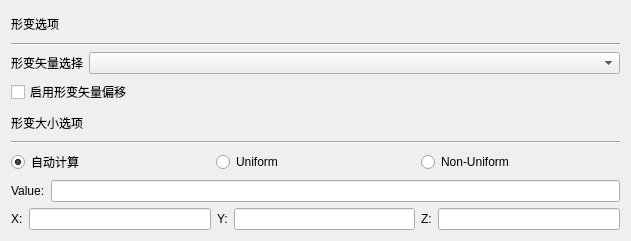
Old version of the form Qt/Resources/UI/Deformation.ui in the repository hu-shuhan/editOpeniGame.
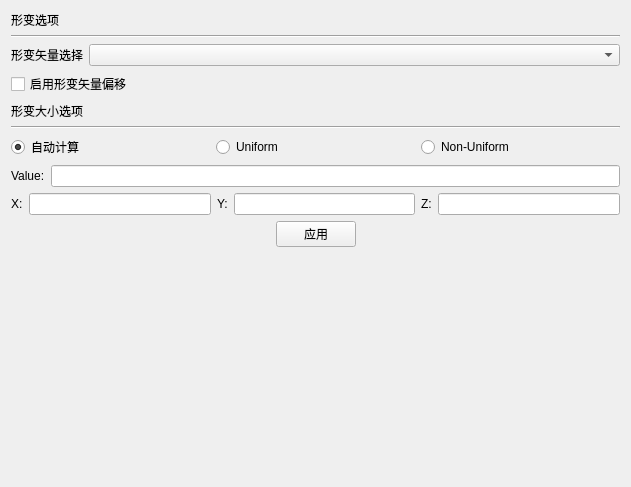
New version of the form.

Patch:
```diff
--- a/Qt/Resources/UI/Deformation.ui
+++ b/Qt/Resources/UI/Deformation.ui
@@ -7,13 +7,13 @@
     <x>0</x>
     <y>0</y>
     <width>631</width>
-    <height>241</height>
+    <height>487</height>
    </rect>
   </property>
   <property name="windowTitle">
    <string>Form</string>
   </property>
-  <layout class="QVBoxLayout" name="verticalLayout" stretch="0,0,1,0,0,0,0,1,1">
+  <layout class="QVBoxLayout" name="verticalLayout" stretch="0,0,0,0,0,0,0,0,0,0,1">
    <item>
     <widget class="QLabel" name="ScaleLabel">
      <property name="text">
@@ -106,7 +106,7 @@
     </layout>
    </item>
    <item>
-    <layout class="QHBoxLayout" name="horizontalLayout_nonuniform" stretch="0,1,0,1,0,1">
+    <layout class="QHBoxLayout" name="horizontalLayout_nonuniform" stretch="0,0,0,0,0,0">
      <item>
       <widget class="QLabel" name="label_x">
        <property name="text">
@@ -143,6 +143,44 @@
      </item>
     </layout>
    </item>
+   <item>
+    <layout class="QHBoxLayout" name="horizontalLayout_3" stretch="1,0,1">
+     <item>
+      <widget class="QLabel" name="label_3">
+       <property name="text">
+        <string/>
+       </property>
+      </widget>
+     </item>
+     <item>
+      <widget class="QPushButton" name="pushButton_exec">
+       <property name="text">
+        <string>应用</string>
+       </property>
+      </widget>
+     </item>
+     <item>
+      <widget class="QLabel" name="label_2">
+       <property name="text">
+        <string/>
+       </property>
+      </widget>
+     </item>
+    </layout>
+   </item>
+   <item>
+    <spacer name="verticalSpacer">
+     <property name="orientation">
+      <enum>Qt::Vertical</enum>
+     </property>
+     <property name="sizeHint" stdset="0">
+      <size>
+       <width>20</width>
+       <height>244</height>
+      </size>
+     </property>
+    </spacer>
+   </item>
   </layout>
  </widget>
  <resources/>
```
